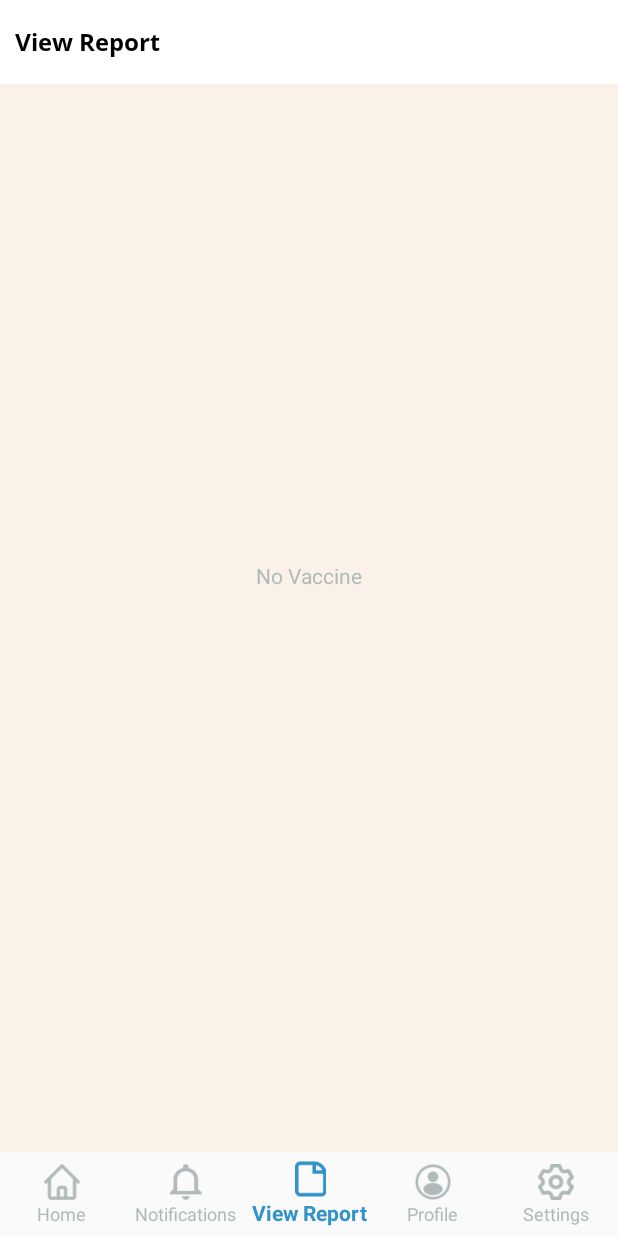
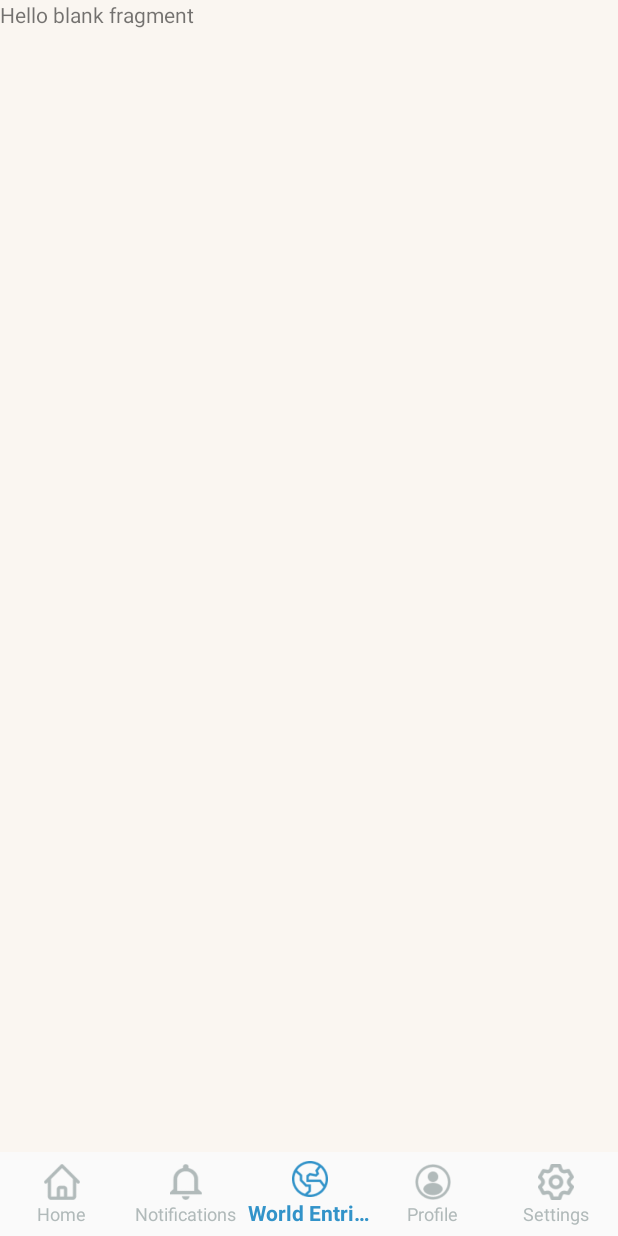
Before and after one commit to Jagam2888/Immunite_healthpassport, an Android app: the fragment ViewReportFragment placed in its activity, item 3 of the bottom bar chosen, on a phone screen of 412 x 824 dp. Run offline under Robolectric (Android 15) with nearby library versions, the phone set to English and light mode, and no system bars; our stand-ins replace navigation-ui; libraries missing offline, so code that uses them is left out: org.kodein.di; 10 statements that could not run were skipped.

Commit message:
Initial commit

```diff
--- a/app/src/main/java/com/cmg/vaccine/MainActivity.kt
+++ b/app/src/main/java/com/cmg/vaccine/MainActivity.kt
@@ -38,8 +38,8 @@ class MainActivity : BaseActivity() {
                     loadFragment(ProfileFragment())
                     true
                 }
-                R.id.view_report -> {
-                    loadFragment(ViewReportFragment())
+                R.id.world_entries -> {
+                    loadFragment(WorldEntriesFragment())
                     true
                 }
                 R.id.setting -> {
--- /dev/null
+++ b/app/src/main/java/com/cmg/vaccine/fragment/WorldEntriesFragment.kt
@@ -0,0 +1,20 @@
+package com.cmg.vaccine.fragment
+
+import android.os.Bundle
+import androidx.fragment.app.Fragment
+import android.view.LayoutInflater
+import android.view.View
+import android.view.ViewGroup
+import com.cmg.vaccine.R
+
+
+class WorldEntriesFragment : Fragment() {
+
+
+    override fun onCreateView(inflater: LayoutInflater, container: ViewGroup?,
+                              savedInstanceState: Bundle?): View? {
+        // Inflate the layout for this fragment
+        return inflater.inflate(R.layout.fragment_world_entries, container, false)
+    }
+
+}
--- /dev/null
+++ b/app/src/main/res/layout/fragment_world_entries.xml
@@ -0,0 +1,14 @@
+<?xml version="1.0" encoding="utf-8"?>
+<FrameLayout xmlns:android="http://schemas.android.com/apk/res/android"
+    xmlns:tools="http://schemas.android.com/tools"
+    android:layout_width="match_parent"
+    android:layout_height="match_parent"
+    tools:context=".fragment.WorldEntriesFragment">
+
+    <!-- TODO: Update blank fragment layout -->
+    <TextView
+        android:layout_width="match_parent"
+        android:layout_height="match_parent"
+        android:text="@string/hello_blank_fragment" />
+
+</FrameLayout>
--- a/app/src/main/res/menu/bottom_appbar.xml
+++ b/app/src/main/res/menu/bottom_appbar.xml
@@ -12,9 +12,9 @@
         android:icon="@drawable/notifications_unselected"
         app:showAsAction="ifRoom"/>
 
-    <item android:id="@+id/view_report"
-        android:title="@string/view_report"
-        android:icon="@drawable/view_report"
+    <item android:id="@+id/world_entries"
+        android:title="@string/world_entries"
+        android:icon="@drawable/world_entries_icon"
         app:showAsAction="ifRoom"/>
 
     <item android:id="@+id/profile"
--- a/app/src/main/res/values/strings.xml
+++ b/app/src/main/res/values/strings.xml
@@ -39,6 +39,7 @@
     <string name="view_private_key">View Private Key</string>
     <string name="my_qr_code">MY QR CODE</string>
     <string name="view_report">View Report</string>
+    <string name="world_entries">World Entries</string>
     <string name="change_password">Change Password</string>
     <string name="change_language">Change Language</string>
     <string name="language">Language</string>
```
Also changed, not shown: app/src/main/res/drawable/world_entries_icon.png (added), app/src/main/res/mipmap-hdpi/splash.png, app/src/main/res/mipmap-xhdpi/splash.png, app/src/main/res/mipmap-xxhdpi/splash.png, app/src/main/res/mipmap-xxxhdpi/splash.png, 4 other files.
